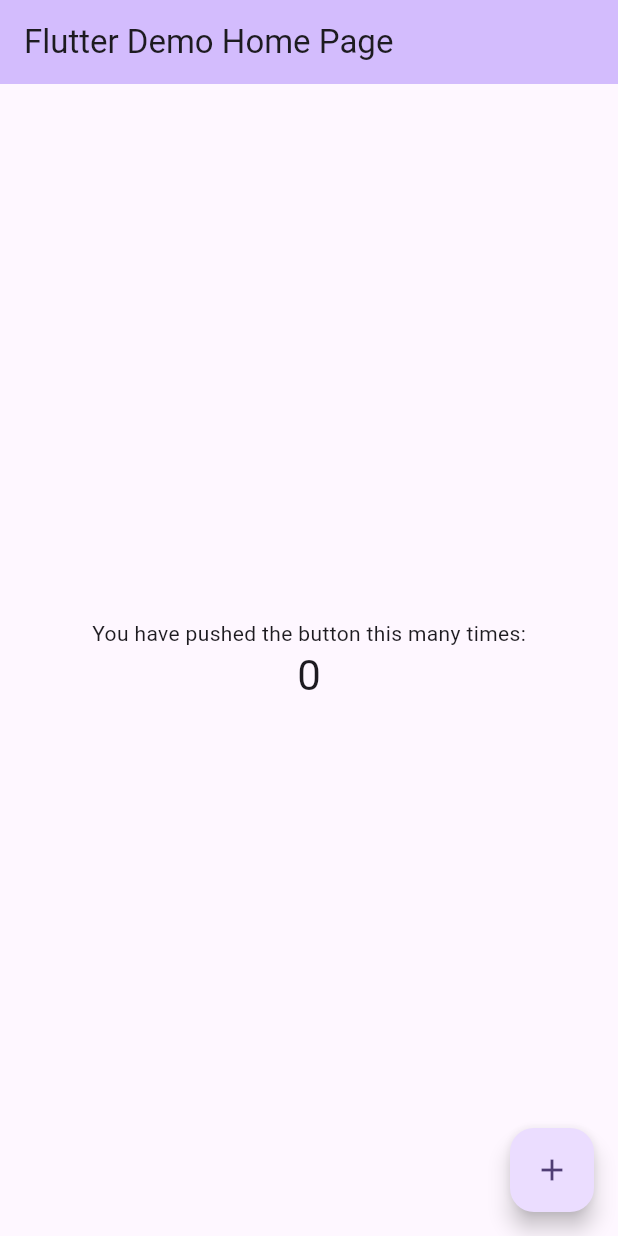
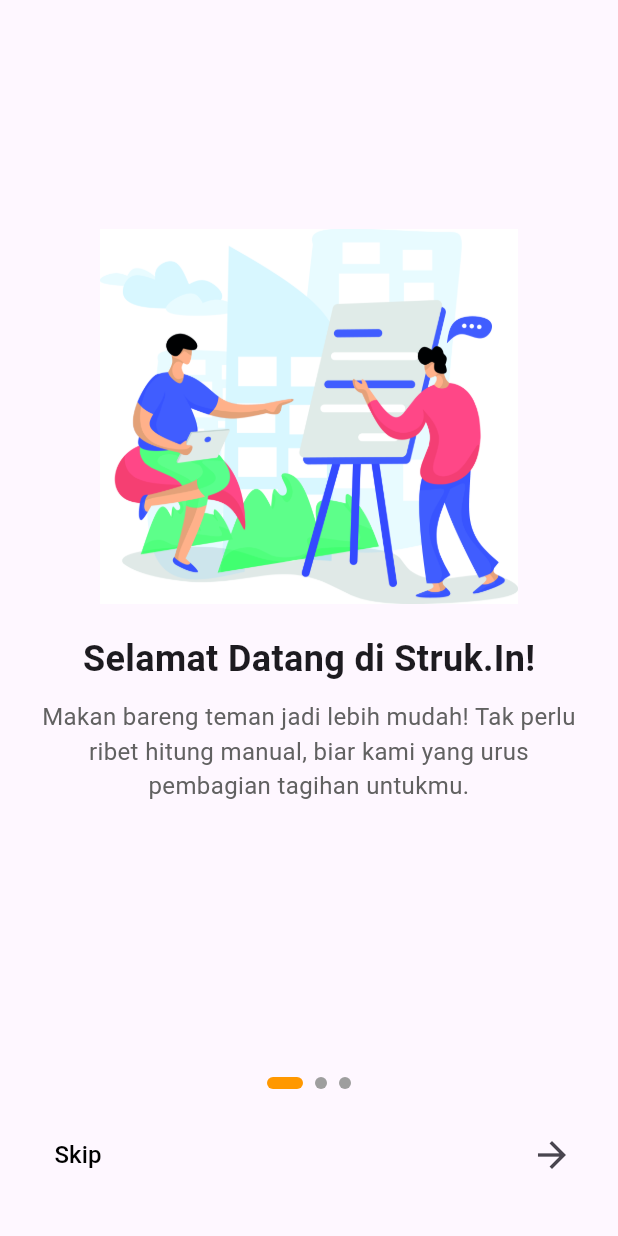
Before and after one commit to ALFIAN-code/struk.in-pdbl, a Flutter app: the screen it shows after launch, on a phone screen of 412 x 824 dp. Run offline on Flutter 3.47's test engine with Material 3 defaults, Android fonts, the phone set to English and light mode, and no system bars; drawn by our look-alikes of smooth_page_indicator.

Commit message:
onboarding

```diff
--- a/lib/main.dart
+++ b/lib/main.dart
@@ -1,122 +1,18 @@
 import 'package:flutter/material.dart';
+import 'view/onboarding_screen.dart';
 
 void main() {
-  runApp(const MyApp());
+  runApp(MyApp());
 }
 
 class MyApp extends StatelessWidget {
   const MyApp({super.key});
 
-  // This widget is the root of your application.
   @override
   Widget build(BuildContext context) {
     return MaterialApp(
-      title: 'Flutter Demo',
-      theme: ThemeData(
-        // This is the theme of your application.
-        //
-        // TRY THIS: Try running your application with "flutter run". You'll see
-        // the application has a purple toolbar. Then, without quitting the app,
-        // try changing the seedColor in the colorScheme below to Colors.green
-        // and then invoke "hot reload" (save your changes or press the "hot
-        // reload" button in a Flutter-supported IDE, or press "r" if you used
-        // the command line to start the app).
-        //
-        // Notice that the counter didn't reset back to zero; the application
-        // state is not lost during the reload. To reset the state, use hot
-        // restart instead.
-        //
-        // This works for code too, not just values: Most code changes can be
-        // tested with just a hot reload.
-        colorScheme: ColorScheme.fromSeed(seedColor: Colors.deepPurple),
-      ),
-      home: const MyHomePage(title: 'Flutter Demo Home Page'),
+      debugShowCheckedModeBanner: false,
+      home: OnboardingScreen(), // Tampilkan OnboardingScreen saat pertama kali aplikasi dibuka
     );
   }
 }
-
-class MyHomePage extends StatefulWidget {
-  const MyHomePage({super.key, required this.title});
-
-  // This widget is the home page of your application. It is stateful, meaning
-  // that it has a State object (defined below) that contains fields that affect
-  // how it looks.
-
-  // This class is the configuration for the state. It holds the values (in this
-  // case the title) provided by the parent (in this case the App widget) and
-  // used by the build method of the State. Fields in a Widget subclass are
-  // always marked "final".
-
-  final String title;
-
-  @override
-  State<MyHomePage> createState() => _MyHomePageState();
-}
-
-class _MyHomePageState extends State<MyHomePage> {
-  int _counter = 0;
-
-  void _incrementCounter() {
-    setState(() {
-      // This call to setState tells the Flutter framework that something has
-      // changed in this State, which causes it to rerun the build method below
-      // so that the display can reflect the updated values. If we changed
-      // _counter without calling setState(), then the build method would not be
-      // called again, and so nothing would appear to happen.
-      _counter++;
-    });
-  }
-
-  @override
-  Widget build(BuildContext context) {
-    // This method is rerun every time setState is called, for instance as done
-    // by the _incrementCounter method above.
-    //
-    // The Flutter framework has been optimized to make rerunning build methods
-    // fast, so that you can just rebuild anything that needs updating rather
-    // than having to individually change instances of widgets.
-    return Scaffold(
-      appBar: AppBar(
-        // TRY THIS: Try changing the color here to a specific color (to
-        // Colors.amber, perhaps?) and trigger a hot reload to see the AppBar
-        // change color while the other colors stay the same.
-        backgroundColor: Theme.of(context).colorScheme.inversePrimary,
-        // Here we take the value from the MyHomePage object that was created by
-        // the App.build method, and use it to set our appbar title.
-        title: Text(widget.title),
-      ),
-      body: Center(
-        // Center is a layout widget. It takes a single child and positions it
-        // in the middle of the parent.
-        child: Column(
-          // Column is also a layout widget. It takes a list of children and
-          // arranges them vertically. By default, it sizes itself to fit its
-          // children horizontally, and tries to be as tall as its parent.
-          //
-          // Column has various properties to control how it sizes itself and
-          // how it positions its children. Here we use mainAxisAlignment to
-          // center the children vertically; the main axis here is the vertical
-          // axis because Columns are vertical (the cross axis would be
-          // horizontal).
-          //
-          // TRY THIS: Invoke "debug painting" (choose the "Toggle Debug Paint"
-          // action in the IDE, or press "p" in the console), to see the
-          // wireframe for each widget.
-          mainAxisAlignment: MainAxisAlignment.center,
-          children: <Widget>[
-            const Text('You have pushed the button this many times:'),
-            Text(
-              '$_counter',
-              style: Theme.of(context).textTheme.headlineMedium,
-            ),
-          ],
-        ),
-      ),
-      floatingActionButton: FloatingActionButton(
-        onPressed: _incrementCounter,
-        tooltip: 'Increment',
-        child: const Icon(Icons.add),
-      ), // This trailing comma makes auto-formatting nicer for build methods.
-    );
-  }
-}
--- /dev/null
+++ b/lib/view/onboarding_screen.dart
@@ -0,0 +1,141 @@
+import 'package:flutter/material.dart';
+import 'package:smooth_page_indicator/smooth_page_indicator.dart';
+
+class OnboardingScreen extends StatefulWidget {
+  const OnboardingScreen({super.key});
+
+  @override
+  OnboardingScreenState createState() => OnboardingScreenState();
+}
+
+class OnboardingScreenState extends State<OnboardingScreen> {
+  final PageController _controller = PageController();
+  int _currentPage = 0;
+
+  final List<Map<String, String>> onboardingData = [
+    {
+      "image": "assets/onboarding1.png",
+      "title": "Selamat Datang di Struk.In!",
+      "description": "Makan bareng teman jadi lebih mudah! Tak perlu ribet hitung manual, biar kami yang urus pembagian tagihan untukmu."
+    },
+    {
+      "image": "assets/onboarding2.png",
+      "title": "Scan Struk dengan Mudah",
+      "description": "Cukup foto strukmu, dan kami akan otomatis membaca isi tagihan. Tak perlu input satu per satu lagi!"
+    },
+    {
+      "image": "assets/onboarding3.png",
+      "title": "Bagi Tagihan Tanpa Ribet",
+      "description": "Tagihan langsung terbagi sesuai pesanan masing-masing. Transparan, cepat, dan adil untuk semua!"
+    },
+  ];
+
+  @override
+  Widget build(BuildContext context) {
+    return Scaffold(
+      body: Column(
+        children: [
+          Expanded(
+            child: PageView.builder(
+              controller: _controller,
+              onPageChanged: (index) {
+                setState(() {
+                  _currentPage = index;
+                });
+              },
+              itemCount: onboardingData.length,
+              itemBuilder: (context, index) => buildPage(
+                image: onboardingData[index]["image"]!,
+                title: onboardingData[index]["title"]!,
+                description: onboardingData[index]["description"]!,
+              ),
+            ),
+          ),
+          Padding(
+            padding: const EdgeInsets.symmetric(horizontal: 20, vertical: 30),
+            child: Column(
+              children: [
+                SmoothPageIndicator(
+                  controller: _controller,
+                  count: onboardingData.length,
+                  effect: ExpandingDotsEffect(
+                    activeDotColor: Colors.orange,
+                    dotColor: Colors.grey,
+                    dotHeight: 8,
+                    dotWidth: 8,
+                  ),
+                ),
+                SizedBox(height: 20),
+                if (_currentPage == 2) // Hanya tampil di halaman terakhir
+                  ElevatedButton(
+                    onPressed: () {
+                      // Arahkan ke halaman utama
+                      Navigator.pushReplacementNamed(context, '/home');
+                    },
+                    style: ElevatedButton.styleFrom(
+                      backgroundColor: Colors.orange,
+                      padding: EdgeInsets.symmetric(horizontal: 40, vertical: 12),
+                      shape: RoundedRectangleBorder(
+                        borderRadius: BorderRadius.circular(10),
+                      ),
+                    ),
+                    child: Text(
+                      "Masuk",
+                      style: TextStyle(fontSize: 18, color: Colors.white),
+                    ),
+                  )
+                else
+                  Row(
+                    mainAxisAlignment: MainAxisAlignment.spaceBetween,
+                    children: [
+                      TextButton(
+                        onPressed: () {
+                          _controller.jumpToPage(2); // Langsung ke halaman terakhir
+                        },
+                        child: Text(
+                          "Skip",
+                          style: TextStyle(fontSize: 16, color: Colors.black),
+                        ),
+                      ),
+                      IconButton(
+                        onPressed: () {
+                          _controller.nextPage(
+                            duration: Duration(milliseconds: 500),
+                            curve: Curves.ease,
+                          );
+                        },
+                        icon: Icon(Icons.arrow_forward, size: 28),
+                      ),
+                    ],
+                  ),
+              ],
+            ),
+          ),
+        ],
+      ),
+    );
+  }
+
+  Widget buildPage({required String image, required String title, required String description}) {
+    return Padding(
+      padding: const EdgeInsets.symmetric(horizontal: 20),
+      child: Column(
+        mainAxisAlignment: MainAxisAlignment.center,
+        children: [
+          Image.asset(image, height: 250),
+          SizedBox(height: 20),
+          Text(
+            title,
+            style: TextStyle(fontSize: 24, fontWeight: FontWeight.bold),
+          ),
+          SizedBox(height: 10),
+          Text(
+            description,
+            textAlign: TextAlign.center,
+            style: TextStyle(fontSize: 16, color: Colors.grey[700]),
+          ),
+        ],
+      ),
+    );
+  }
+}
```
Also changed, not shown: pubspec.yaml (+4 -4 lines), assets/onboarding1.png (added), assets/onboarding2.png (added), assets/onboarding3.png (added), assets/onboarding5.png (added), pubspec.lock, 1 other file.
